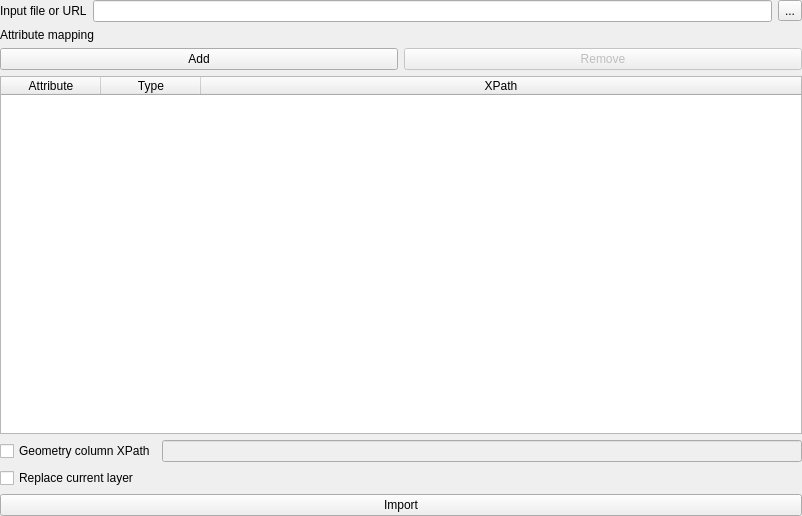
Before: the Qt Designer form gml_application_schema_toolbox/ui/import_xml_panel.ui in BRGM/gml_application_schema_toolbox, drawn with Qt 5.
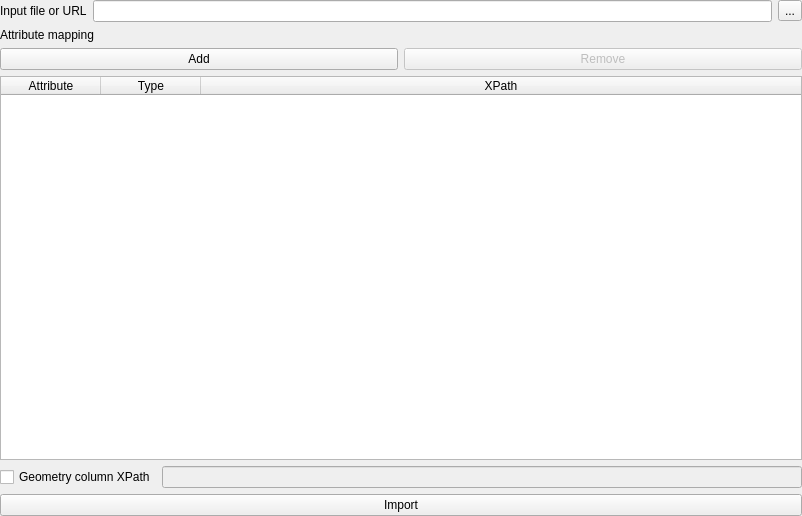
After: the same form once the commit is applied.

Commit message: Add geometry xpath support

Patch:
```diff
--- a/gml_application_schema_toolbox/ui/import_xml_panel.ui
+++ b/gml_application_schema_toolbox/ui/import_xml_panel.ui
@@ -113,13 +113,6 @@
      </item>
     </layout>
    </item>
-   <item>
-    <widget class="QCheckBox" name="replaceLayerChck">
-     <property name="text">
-      <string>Replace current layer</string>
-     </property>
-    </widget>
-   </item>
    <item>
     <widget class="QPushButton" name="importButton">
      <property name="text">
```
Left out of the diff: 11 changed lines with no effect on the pictures. The commit also changes 1 other file.
